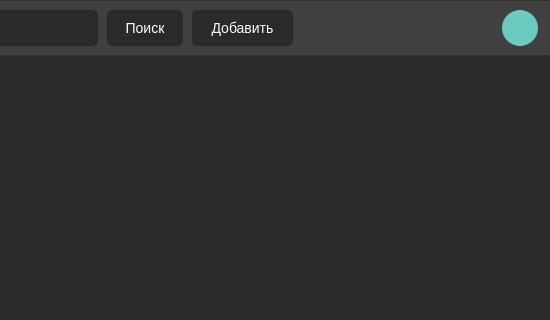
Old version of the form autorization_mainwindow/autorization_mainwindow.ui in the repository b0shka/selling_apps; both pictures show x 118 to 668 and y 0 to 320 of the 668 by 428 pixel window.
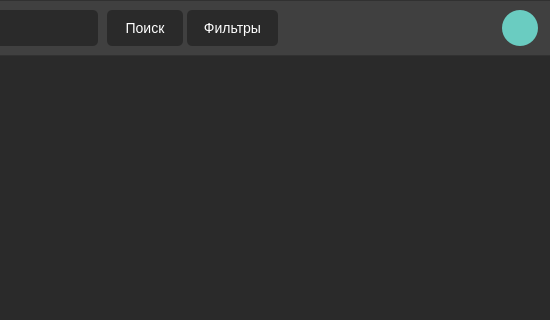
New version of the form.

The edit to the form file:
```diff
--- a/autorization_mainwindow/autorization_mainwindow.ui
+++ b/autorization_mainwindow/autorization_mainwindow.ui
@@ -181,9 +181,9 @@
    <widget class="QPushButton" name="pushButton_3">
     <property name="geometry">
      <rect>
-      <x>310</x>
+      <x>305</x>
       <y>10</y>
-      <width>101</width>
+      <width>91</width>
       <height>36</height>
      </rect>
     </property>
@@ -196,7 +196,7 @@
 border-radius: 5px;</string>
     </property>
     <property name="text">
-     <string>Добавить</string>
+     <string>Фильтры</string>
     </property>
    </widget>
   </widget>
```
